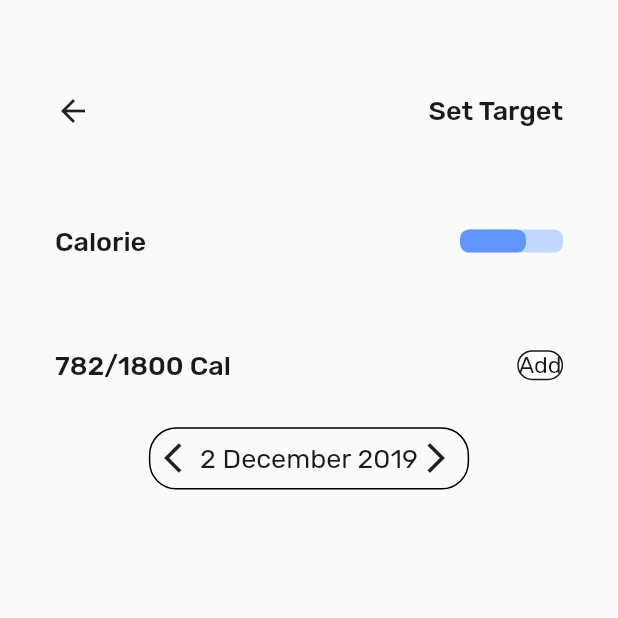
After one commit to thisisyusub/Handy, a Flutter app: the CalorieInDetailPage screen opened by its route, on a phone screen of 412 x 824 dp, the top half of it. The commit adds this screen. Run offline on Flutter 3.47's test engine with Material 2 defaults, Android fonts, the phone set to English and light mode, and no system bars; our stand-ins replace bloc, equatable, flutter_bloc, flutter_svg; statements that could not run were skipped.

Commit message:
calorie in detail page is partially created.

```diff
--- a/lib/contants/app_strings.dart
+++ b/lib/contants/app_strings.dart
@@ -70,4 +70,7 @@ class AppStrings {
   static const String manage = 'Manage';
   static const String normal = 'normal';
   static const String bmi = 'BMI';
+
+  // calorie in detail page
+  static const String setTarget = 'Set Target';
 }
--- a/lib/contants/routes.dart
+++ b/lib/contants/routes.dart
@@ -4,6 +4,6 @@ class Routes {
   static const String Welcome = 'Welcome';
   static const String Home = 'Home';
   static const String Register = 'Register';
-  static const String Post = 'profile';
-  static const String SignUp = 'profile';
+  static const String SignUp = 'SignUp';
+  static const String CalorieInDetail = 'CalorieInDetail';
 }
--- /dev/null
+++ b/lib/presentation_layer/pages/calorie_in_detail_page.dart
@@ -0,0 +1,81 @@
+import 'package:flutter/material.dart';
+import 'package:heathier/contants/app_strings.dart';
+import 'package:heathier/presentation_layer/shared/app_text_styles.dart';
+import 'package:heathier/presentation_layer/widgets/chip_item.dart';
+import 'package:heathier/presentation_layer/widgets/custom_progress_bar.dart';
+import 'package:heathier/presentation_layer/widgets/date_controller_widget.dart';
+import 'package:heathier/utils/size_config.dart';
+
+class CalorieInDetailPage extends StatelessWidget {
+  @override
+  Widget build(BuildContext context) {
+    return Scaffold(
+      body: SingleChildScrollView(
+        child: Container(
+          margin: EdgeInsets.only(
+            top: SizeConfig.heightMultiplier * 7.5,
+          ),
+          padding: EdgeInsets.symmetric(
+            horizontal: SizeConfig.widthMultiplier * 8.888,
+          ),
+          child: Column(
+            children: <Widget>[
+              Row(
+                mainAxisAlignment: MainAxisAlignment.spaceBetween,
+                children: <Widget>[
+                  GestureDetector(
+                    child: Icon(Icons.arrow_back),
+                    onTap: () => Navigator.of(context).pop(),
+                  ),
+                  Text(
+                    AppStrings.setTarget,
+                    style: AppTextStyles.fontSize14MediumStyle,
+                  ),
+                ],
+              ),
+              SizedBox(
+                height: SizeConfig.heightMultiplier * 7.8125,
+              ),
+              Row(
+                mainAxisAlignment: MainAxisAlignment.spaceBetween,
+                children: <Widget>[
+                  Text(
+                    AppStrings.calorie,
+                    style: AppTextStyles.fontSize16MMediumStyle,
+                  ),
+                  CustomProgressBar(0.64),
+                ],
+              ),
+              SizedBox(
+                height: SizeConfig.heightMultiplier * 7.5,
+              ),
+              Row(
+                mainAxisAlignment: MainAxisAlignment.spaceBetween,
+                children: <Widget>[
+                  Text(
+                    '782/1800 Cal',
+                    style: AppTextStyles.fontSize16MMediumStyle,
+                  ),
+                  ChipItem(
+                    label: AppStrings.add,
+                    height: SizeConfig.heightMultiplier * 3.75,
+                    width: SizeConfig.widthMultiplier * 14.444,
+                    borderRadius: SizeConfig.widthMultiplier * 3.33,
+                  ),
+                ],
+              ),
+              SizedBox(
+                height: SizeConfig.heightMultiplier * 3.75,
+              ),
+              DateControllerWidget(),
+              SizedBox(
+                height: SizeConfig.heightMultiplier * 7.03125,
+              ),
+
+            ],
+          ),
+        ),
+      ),
+    );
+  }
+}
--- a/lib/presentation_layer/router.dart
+++ b/lib/presentation_layer/router.dart
@@ -1,5 +1,6 @@
 import 'package:flutter/material.dart';
 import 'package:heathier/contants/routes.dart';
+import 'package:heathier/presentation_layer/pages/calorie_in_detail_page.dart';
 import 'package:heathier/presentation_layer/pages/home_page.dart';
 import 'package:heathier/presentation_layer/pages/register_page.dart';
 import 'package:heathier/presentation_layer/pages/onboarding_page.dart';
@@ -11,13 +12,25 @@ class Router {
   static Route<dynamic> generateRoute(RouteSettings settings) {
     switch (settings.name) {
       case Routes.Welcome:
-        return MaterialPageRoute(builder: (_) => WelcomePage());
+        return MaterialPageRoute(
+          builder: (_) => WelcomePage(),
+        );
       case Routes.Register:
-        return MaterialPageRoute(builder: (_) => RegisterPage());
+        return MaterialPageRoute(
+          builder: (_) => RegisterPage(),
+        );
       case Routes.Home:
-        return MaterialPageRoute(builder: (_) => HomePage());
+        return MaterialPageRoute(
+          builder: (_) => HomePage(),
+        );
       case Routes.SignUp:
-        return MaterialPageRoute(builder: (_) => OnBoardingPage());
+        return MaterialPageRoute(
+          builder: (_) => OnBoardingPage(),
+        );
+      case Routes.CalorieInDetail:
+        return MaterialPageRoute(
+          builder: (_) => CalorieInDetailPage(),
+        );
       default:
         return MaterialPageRoute(
             builder: (_) => Scaffold(
--- /dev/null
+++ b/lib/presentation_layer/widgets/date_controller_widget.dart
@@ -0,0 +1,34 @@
+import 'package:flutter/material.dart';
+import 'package:heathier/presentation_layer/shared/app_text_styles.dart';
+import 'package:heathier/utils/size_config.dart';
+
+class DateControllerWidget extends StatelessWidget {
+  @override
+  Widget build(BuildContext context) {
+    return Container(
+      padding: EdgeInsets.symmetric(
+        vertical: SizeConfig.heightMultiplier * 0.9375,
+        horizontal: SizeConfig.widthMultiplier * 2.222,
+      ),
+      decoration: BoxDecoration(
+        border: Border.all(
+          width: 1,
+        ),
+        borderRadius: BorderRadius.circular(
+          SizeConfig.widthMultiplier * 4.444,
+        ),
+      ),
+      child: Row(
+        mainAxisSize: MainAxisSize.min,
+        children: <Widget>[
+          Icon(Icons.arrow_back_ios),
+          Text(
+            '2 December 2019',
+            style: AppTextStyles.fontSize14RegularStyle,
+          ),
+          Icon(Icons.arrow_forward_ios),
+        ],
+      ),
+    );
+  }
+}
--- a/lib/presentation_layer/widgets/home_vertical_list_view.dart
+++ b/lib/presentation_layer/widgets/home_vertical_list_view.dart
@@ -1,5 +1,6 @@
 import 'package:flutter/material.dart';
 import 'package:heathier/contants/app_strings.dart';
+import 'package:heathier/contants/routes.dart';
 import 'package:heathier/presentation_layer/shared/app_icons.dart';
 import 'package:heathier/utils/size_config.dart';
 import 'chip_item.dart';
@@ -13,7 +14,10 @@ class HomeVerticalListView extends StatelessWidget {
       child: ListView(
         physics: const BouncingScrollPhysics(),
         children: <Widget>[
-          HomeListItem(
+          GestureDetector(
+            onTap: () =>
+                Navigator.of(context).pushNamed(Routes.CalorieInDetail),
+            child: HomeListItem(
               iconPath: AppIcons.calorie,
               title: AppStrings.calorie,
               rightTopWidget: CustomProgressBar(0.5),
@@ -23,6 +27,7 @@ class HomeVerticalListView extends StatelessWidget {
                 height: SizeConfig.heightMultiplier * 3.75,
                 width: SizeConfig.widthMultiplier * 14.444,
                 borderRadius: SizeConfig.widthMultiplier * 3.33,
+              ),
             ),
           ),
           HomeListItem(
```
Lines whose indentation alone changed are shown as unchanged.
